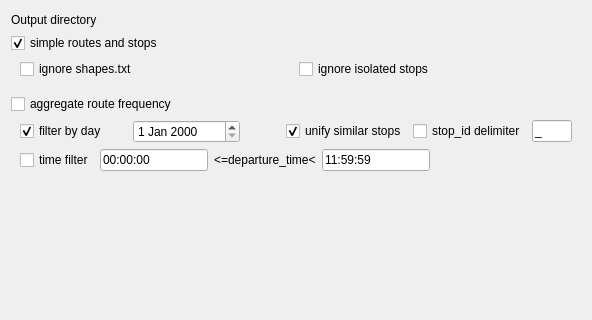
Old version of the form gtfs_go_dialog_base.ui in the repository MIERUNE/GTFS-GO; both pictures show x 0 to 592 and y 635 to 955 of the 592 by 1074 pixel window.
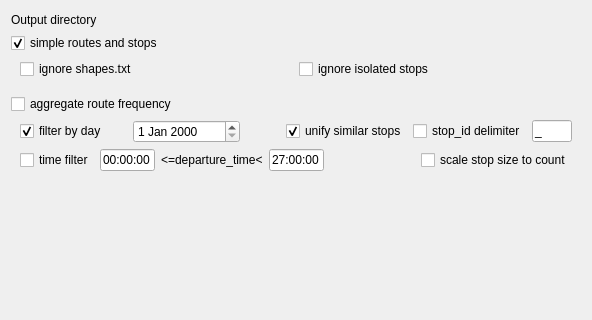
New version of the form. Icons and pictures are not drawn. Custom widgets are drawn as their Qt base class.

Commit message:
Add scale stop size check box, fix end time filter example
fix end time filter example '11:59:59' to '27:00:00'

Diff of the .ui file:
```diff
--- a/gtfs_go_dialog_base.ui
+++ b/gtfs_go_dialog_base.ui
@@ -433,7 +433,7 @@
           </property>
           <property name="maximumSize">
            <size>
-            <width>16777215</width>
+            <width>55</width>
             <height>16777215</height>
            </size>
           </property>
@@ -462,12 +462,12 @@
           </property>
           <property name="maximumSize">
            <size>
-            <width>16777215</width>
+            <width>55</width>
             <height>16777215</height>
            </size>
           </property>
           <property name="text">
-           <string>11:59:59</string>
+           <string>27:00:00</string>
           </property>
           <property name="placeholderText">
            <string/>
@@ -487,6 +487,13 @@
           </property>
          </spacer>
         </item>
+        <item>
+         <widget class="QCheckBox" name="scaleStopSizeCheckBox">
+          <property name="text">
+           <string>scale stop size to count</string>
+          </property>
+         </widget>
+        </item>
        </layout>
       </item>
      </layout>
```
The commit also changes 5 other files.
